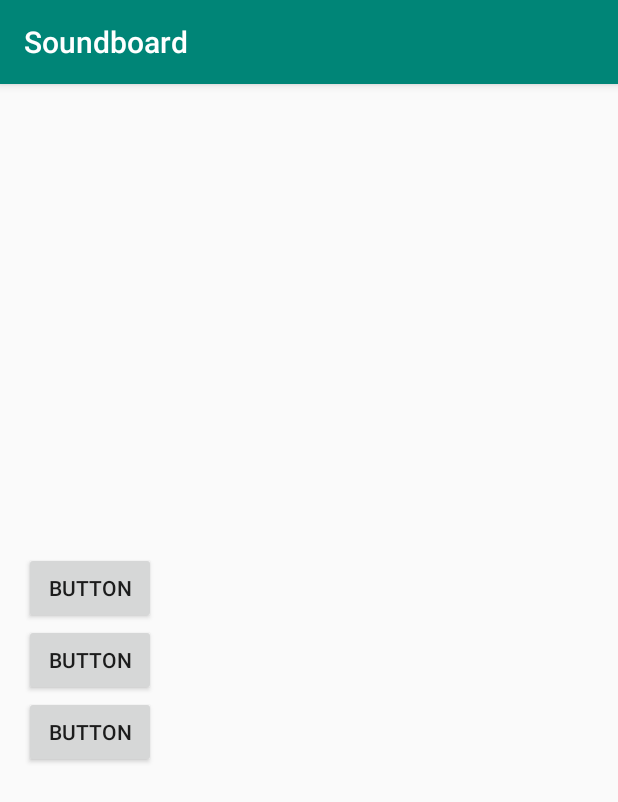
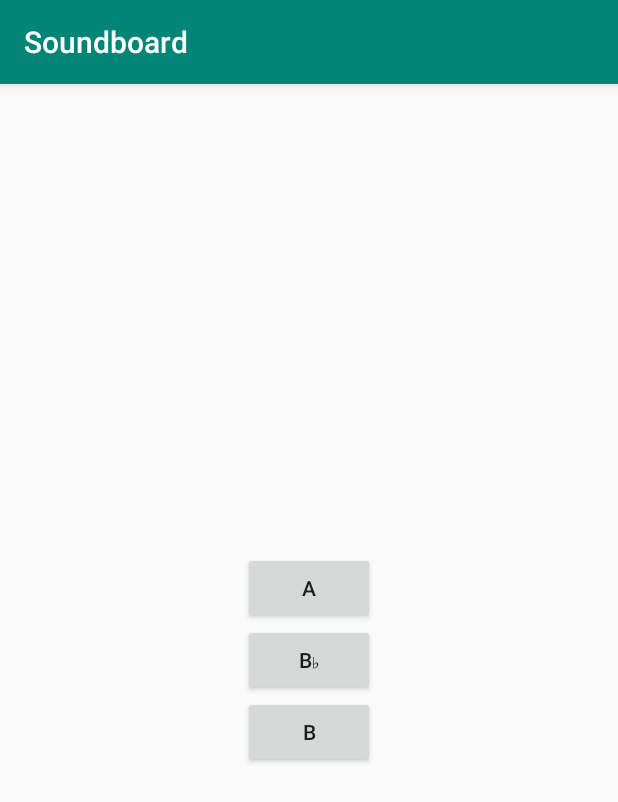
Before and after one commit to JacksonMcLane/Soundboard, an Android app: the screen it shows after launch (SoundBoardActivity), on a phone screen of 412 x 824 dp. Shown: the top 802 px of the screen. Run offline under Robolectric (Android 15) with nearby library versions, the phone set to English and light mode, and no system bars.

Commit message:
Buttons play audio :3 Using non hardcoded strings

```diff
--- a/app/src/main/java/com/example/soundboard/SoundBoardActivity.java
+++ b/app/src/main/java/com/example/soundboard/SoundBoardActivity.java
@@ -5,6 +5,7 @@ import androidx.appcompat.app.AppCompatActivity;
 import android.media.AudioManager;
 import android.media.SoundPool;
 import android.os.Bundle;
+import android.util.Log;
 import android.view.View;
 import android.widget.Button;
 
@@ -16,24 +17,39 @@ public class SoundBoardActivity extends AppCompatActivity {
     private SoundPool soundPool;
     private int soundID;
     boolean loaded = false;
+    private int anote;
+    private int bnote;
+    private int bbnote;
+    private int cnote;
+    private int csnote;
+    private int dnote;
+    private int dsnote;
+
+    //A full octave will be: A, B♭, B, C, C♯, D, D♯, E, F, F♯, G, G♯
 
     @Override
     protected void onCreate(Bundle savedInstanceState) {
         super.onCreate(savedInstanceState);
         setContentView(R.layout.activity_sound_board);
-        wireWidgets();
-        setListeners();
+        soundPool = new SoundPool(10, AudioManager.STREAM_MUSIC, 0);
         this.setVolumeControlStream(AudioManager.STREAM_MUSIC);
-        soundPool = new SoundPool(10, AudioManager.STREAM_MUSIC, 0);
         soundPool.setOnLoadCompleteListener(new SoundPool.OnLoadCompleteListener() {
             @Override
-            public void onLoadComplete(SoundPool soundPool, int sampleId,
-                                       int status) {
+            public void onLoadComplete(SoundPool soundPool, int sampleId, int status) {
                 loaded = true;
             }
         });
-        soundID = soundPool.load(this, R.raw.scalea, 1);
+        wireWidgets();
+        loadSounds();
+        setListeners();
 
+
+    }
+
+    private void loadSounds() {
+        anote = soundPool.load(this, R.raw.scalea, 1);
+        bnote = soundPool.load(this, R.raw.scaleb, 1);
+        bbnote = soundPool.load(this, R.raw.scalebb, 1);
     }
 
     private void setListeners() {
@@ -41,7 +57,45 @@ public class SoundBoardActivity extends AppCompatActivity {
 
             @Override
             public void onClick(View view) {
+                soundID = anote;
+                AudioManager audioManager = (AudioManager)getSystemService(AUDIO_SERVICE);
+                float actualVolume = (float) audioManager.getStreamVolume(AudioManager.STREAM_MUSIC);
+                float maxVolume = (float) audioManager.getStreamMaxVolume(AudioManager.STREAM_MUSIC);
+                float volume = actualVolume / maxVolume;
+                if (loaded) {
+                    soundPool.play(soundID, volume, volume, 1, 0, 1f);
+                    Log.e("Test", "Played sound");
+                }
+            }
+        });
 
+        b_flat_key.setOnClickListener(new View.OnClickListener() {
+            @Override
+            public void onClick(View view) {
+                soundID = bbnote;
+                AudioManager audioManager = (AudioManager)getSystemService(AUDIO_SERVICE);
+                float actualVolume = (float) audioManager.getStreamVolume(AudioManager.STREAM_MUSIC);
+                float maxVolume = (float) audioManager.getStreamMaxVolume(AudioManager.STREAM_MUSIC);
+                float volume = actualVolume / maxVolume;
+                if (loaded) {
+                    soundPool.play(soundID, volume, volume, 1, 0, 1f);
+                    Log.e("Test", "Played sound");
+                }
+            }
+        });
+
+        b_key.setOnClickListener(new View.OnClickListener() {
+            @Override
+            public void onClick(View view) {
+                soundID = bnote;
+                AudioManager audioManager = (AudioManager)getSystemService(AUDIO_SERVICE);
+                float actualVolume = (float) audioManager.getStreamVolume(AudioManager.STREAM_MUSIC);
+                float maxVolume = (float) audioManager.getStreamMaxVolume(AudioManager.STREAM_MUSIC);
+                float volume = actualVolume / maxVolume;
+                if (loaded) {
+                    soundPool.play(soundID, volume, volume, 1, 0, 1f);
+                    Log.e("Test", "Played sound");
+                }
             }
         });
     }
--- a/app/src/main/res/layout/activity_sound_board.xml
+++ b/app/src/main/res/layout/activity_sound_board.xml
@@ -13,12 +13,12 @@
         android:layout_height="wrap_content"
         android:layout_marginStart="8dp"
         android:layout_marginEnd="8dp"
-        android:text="Button"
-        app:layout_constraintBottom_toBottomOf="parent"
+        android:text="@string/a_note"
+        app:layout_constraintBottom_toTopOf="@+id/button_main_key_b_flat"
         app:layout_constraintEnd_toEndOf="parent"
-        app:layout_constraintHorizontal_bias="0.026"
         app:layout_constraintStart_toStartOf="parent"
-        app:layout_constraintTop_toBottomOf="@+id/button_main_key_b" />
+        app:layout_constraintTop_toTopOf="parent"
+        app:layout_constraintVertical_chainStyle="packed" />
 
     <Button
         android:id="@+id/button_main_key_b_flat"
@@ -26,13 +26,11 @@
         android:layout_height="wrap_content"
         android:layout_marginStart="8dp"
         android:layout_marginEnd="8dp"
-        android:text="Button"
+        android:text="@string/bb_note"
         app:layout_constraintBottom_toTopOf="@+id/button_main_key_b"
         app:layout_constraintEnd_toEndOf="parent"
-        app:layout_constraintHorizontal_bias="0.026"
         app:layout_constraintStart_toStartOf="parent"
-        app:layout_constraintTop_toTopOf="parent"
-        app:layout_constraintVertical_chainStyle="packed" />
+        app:layout_constraintTop_toBottomOf="@+id/button_main_key_a" />
 
     <Button
         android:id="@+id/button_main_key_b"
@@ -40,10 +38,9 @@
         android:layout_height="wrap_content"
         android:layout_marginStart="8dp"
         android:layout_marginEnd="8dp"
-        android:text="Button"
-        app:layout_constraintBottom_toTopOf="@+id/button_main_key_a"
+        android:text="@string/b_note"
+        app:layout_constraintBottom_toBottomOf="parent"
         app:layout_constraintEnd_toEndOf="parent"
-        app:layout_constraintHorizontal_bias="0.026"
         app:layout_constraintStart_toStartOf="parent"
         app:layout_constraintTop_toBottomOf="@+id/button_main_key_b_flat" />
 
--- a/app/src/main/res/values/strings.xml
+++ b/app/src/main/res/values/strings.xml
@@ -1,3 +1,6 @@
 <resources>
     <string name="app_name">Soundboard</string>
+    <string name="a_note">A</string>
+    <string name="bb_note">B♭</string>
+    <string name="b_note">B</string>
 </resources>
```
